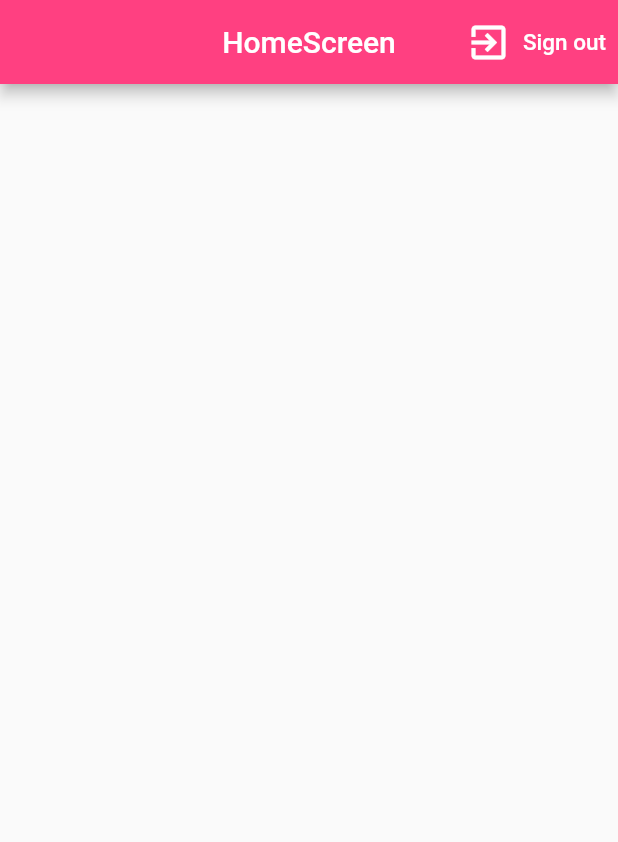
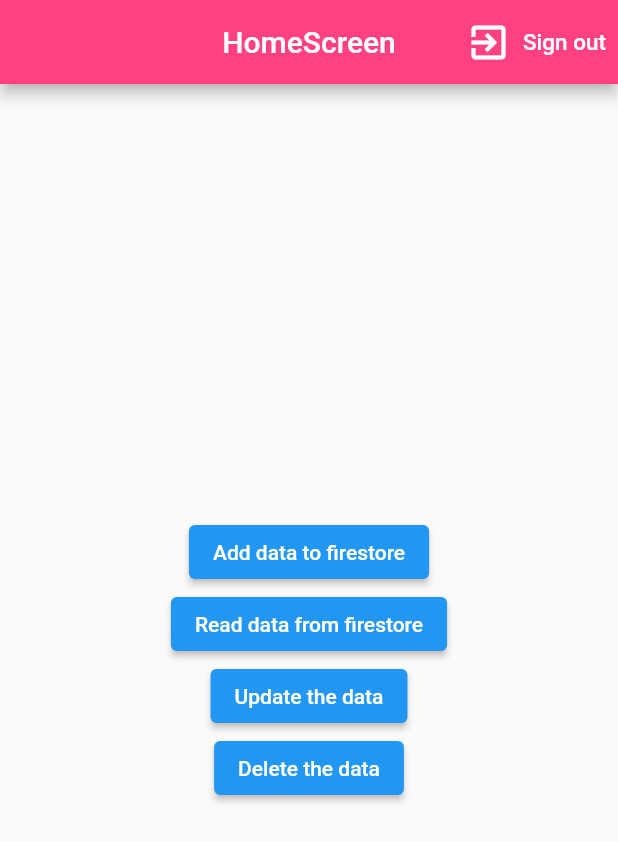
Before and after one commit to ArpitSahu01/FirebaseLearner, a Flutter app: the screen it shows once a user with an empty profile is signed in, after a tap on "Sign out", on a phone screen of 412 x 824 dp. Shown: the top 842 px of the screen. Run offline on Flutter 3.47's test engine with Material 2 defaults, Android fonts, the phone set to English and light mode, and no system bars; our stand-ins replace cloud_firestore, firebase_auth, firebase_core, flutter_signin_button, google_sign_in; accounts and stored records are empty.

Commit message:
applied curd operations

```diff
--- a/lib/main.dart
+++ b/lib/main.dart
@@ -23,9 +23,8 @@ class MyApp extends StatelessWidget {
         primarySwatch: Colors.blue,
       ),
       home: StreamBuilder(
-        stream: AuthServices().firebaseAuth.authStateChanges(),
+        stream: AuthServices().firebaseAuth.authStateChanges().asBroadcastStream(),
         builder: (context,snapshot){
-          print(snapshot.data);
           if(snapshot.hasData){
             return HomeScreen();
           }
--- a/lib/screens/home_screen.dart
+++ b/lib/screens/home_screen.dart
@@ -1,9 +1,9 @@
+import 'package:cloud_firestore/cloud_firestore.dart';
 import 'package:firebaselearner/services/auth_services.dart';
 import 'package:flutter/material.dart';
 
 class HomeScreen extends StatelessWidget {
-  const HomeScreen({Key? key}) : super(key: key);
-
+FirebaseFirestore firestore = FirebaseFirestore.instance;
   @override
   Widget build(BuildContext context) {
     return Scaffold(
@@ -17,6 +17,44 @@ class HomeScreen extends StatelessWidget {
         ],
         backgroundColor: Colors.pinkAccent,
       ),
+      body: Container(
+        width: MediaQuery.of(context).size.width,
+        child: Column(
+          mainAxisAlignment: MainAxisAlignment.center,
+          crossAxisAlignment: CrossAxisAlignment.center,
+          children: [
+            ElevatedButton(onPressed: () async{
+              CollectionReference users = firestore.collection('user');
+              // await users.add({
+              //   "name":"Arpit",
+              // });
+              await users.doc("user1").set({
+                'name':'Robot',
+              });
+            }, child: Text("Add data to firestore")),
+
+            ElevatedButton(onPressed: () async{
+              CollectionReference user = firestore.collection('user');
+              // QuerySnapshot allResult = await user.get();
+              // allResult.docs.forEach((DocumentSnapshot result) {
+              //     print(result.data());
+              // });
+              DocumentSnapshot result = await user.doc("user1").get();
+              print(result.data());
+
+              // user.doc("user1").snapshots().listen((result) {
+              //   print(result.data());
+              // });
+            }, child: const Text('Read data from firestore')),
+            ElevatedButton(onPressed: () async{
+              await firestore.collection("user").doc("user1").update({"name":"Arpit"});
+            }, child: Text("Update the data")),
+            ElevatedButton(onPressed: () async{
+              await firestore.collection("user").doc("user1").delete();
+            }, child: Text("Delete the data")),
+          ],
+        ),
+      ),
     );
   }
 }
--- a/lib/services/auth_services.dart
+++ b/lib/services/auth_services.dart
@@ -67,7 +67,7 @@ class AuthServices{
   }
 
   Future signOut() async{
-    firebaseAuth.signOut();
+    await firebaseAuth.signOut();
     await GoogleSignIn().signOut();
   }
 
```
